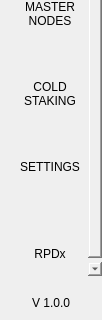
RapidsOfficial/Rapids, file src/qt/rapids/forms/navmenuwidget.ui: the form before one commit; both pictures show x 0 to 102 and y 466 to 786 of the 102 by 786 pixel window.
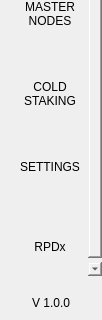
The form after the commit.

```diff
--- a/src/qt/rapids/forms/navmenuwidget.ui
+++ b/src/qt/rapids/forms/navmenuwidget.ui
@@ -115,7 +115,7 @@
           <rect>
            <x>0</x>
            <y>0</y>
-           <width>100</width>
+           <width>102</width>
            <height>640</height>
           </rect>
          </property>
@@ -346,7 +346,8 @@
              </size>
             </property>
             <property name="text">
-             <string>RPDx</string>
+             <string>RPDx
+</string>
             </property>
             <property name="iconSize">
              <size>
```
